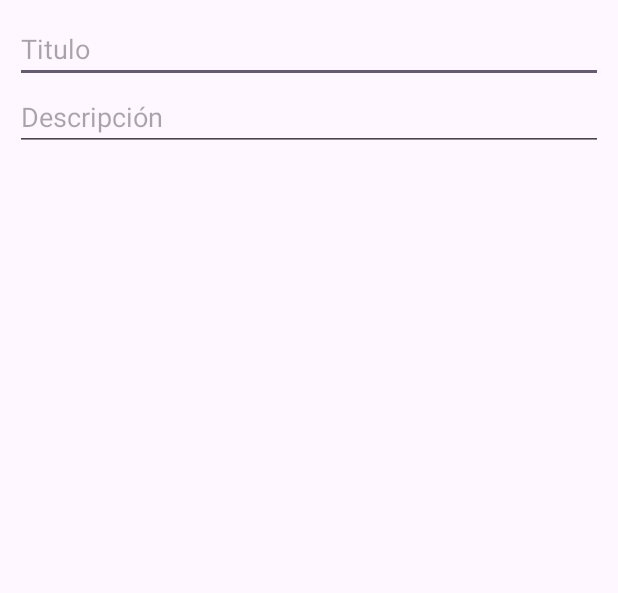
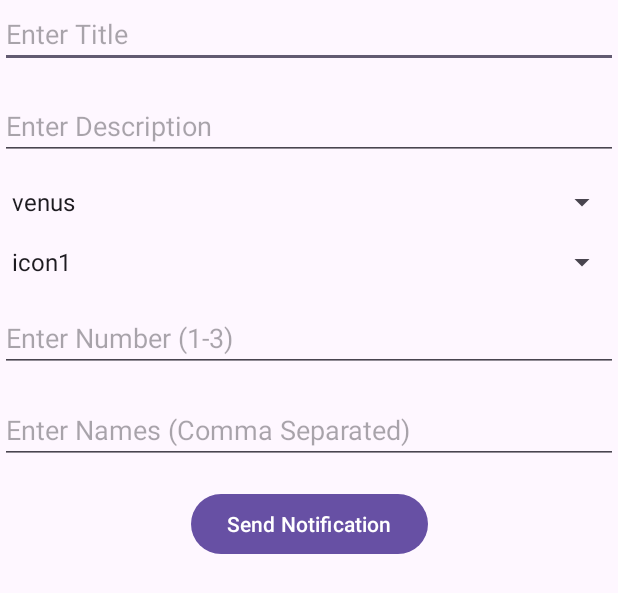
Before and after one commit to midex882/2TDAM_ESCALON_PRADA_JOSEM_NOTIFICACIONES, an Android app: the layout ejercicio_3.xml on its own in the app's theme, with its tools: preview values and no code run, on a phone screen of 412 x 824 dp. Shown: the top 593 px of the screen. Run offline under Robolectric (Android 15) with nearby library versions, the phone set to English and light mode, and no system bars.

Commit message:
added exercise 3. Manu perdoname porfa

```diff
--- a/app/src/main/AndroidManifest.xml
+++ b/app/src/main/AndroidManifest.xml
@@ -32,6 +32,11 @@
             android:exported="false">
 
         </activity>
+        <activity
+            android:name=".Ejercicio3"
+            android:exported="false">
+
+        </activity>
     </application>
 
 </manifest>
--- a/app/src/main/java/com/example/seminario_3_pmdm/MainActivity.kt
+++ b/app/src/main/java/com/example/seminario_3_pmdm/MainActivity.kt
@@ -13,6 +13,7 @@ class MainActivity : AppCompatActivity() {
 
         val button = findViewById<Button>(R.id.button)
         val button2 = findViewById<Button>(R.id.button2)
+        val button3 = findViewById<Button>(R.id.button3)
 
         button.setOnClickListener {
             var intent = Intent(this, Ejercicio1::class.java)
@@ -24,6 +25,11 @@ class MainActivity : AppCompatActivity() {
             startActivity(intent)
         }
 
+        button3.setOnClickListener {
+            var intent = Intent(this, Ejercicio3::class.java)
+            startActivity(intent)
+        }
+
 
     }
 }
--- a/app/src/main/res/layout/ejercicio_3.xml
+++ b/app/src/main/res/layout/ejercicio_3.xml
@@ -1,29 +1,81 @@
-<?xml version="1.0" encoding="utf-8"?>
-<androidx.constraintlayout.widget.ConstraintLayout xmlns:android="http://schemas.android.com/apk/res/android"
+<!-- ejercicio_3.xml -->
+
+<androidx.constraintlayout.widget.ConstraintLayout
+    xmlns:android="http://schemas.android.com/apk/res/android"
+    xmlns:app="http://schemas.android.com/apk/res-auto"
+    xmlns:tools="http://schemas.android.com/tools"
     android:layout_width="match_parent"
     android:layout_height="match_parent"
-    xmlns:app="http://schemas.android.com/apk/res-auto"
-    android:padding="10dp"
-    android:paddingTop="30dp">
+    tools:context=".Ejercicio3">
 
+    <EditText
+        android:id="@+id/editTextTitle"
+        android:layout_width="0dp"
+        android:layout_height="wrap_content"
+        android:hint="Enter Title"
+        app:layout_constraintEnd_toEndOf="parent"
+        app:layout_constraintStart_toStartOf="parent"
+        app:layout_constraintTop_toTopOf="parent" />
 
+    <EditText
+        android:id="@+id/editTextDescription"
+        android:layout_width="0dp"
+        android:layout_height="wrap_content"
+        android:layout_marginTop="16dp"
+        android:hint="Enter Description"
+        app:layout_constraintEnd_toEndOf="parent"
+        app:layout_constraintStart_toStartOf="parent"
+        app:layout_constraintTop_toBottomOf="@+id/editTextTitle" />
 
+    <Spinner
+        android:id="@+id/spinnerPlanet"
+        android:layout_width="0dp"
+        android:layout_height="wrap_content"
+        android:layout_marginTop="16dp"
+        app:layout_constraintEnd_toEndOf="parent"
+        app:layout_constraintStart_toStartOf="parent"
+        app:layout_constraintTop_toBottomOf="@+id/editTextDescription"
+        android:entries="@array/planet_options" />
 
-    <com.google.android.material.textfield.TextInputEditText
-        app:layout_constraintTop_toTopOf="parent"
+    <Spinner
+        android:id="@+id/spinnerIcon"
+        android:layout_width="0dp"
+        android:layout_height="wrap_content"
+        android:layout_marginTop="16dp"
+        app:layout_constraintEnd_toEndOf="parent"
         app:layout_constraintStart_toStartOf="parent"
-        android:id="@+id/titulo"
-        android:layout_width="match_parent"
-        android:hint="Titulo"
-            android:layout_height="wrap_content"></com.google.android.material.textfield.TextInputEditText>
+        app:layout_constraintTop_toBottomOf="@+id/spinnerPlanet"
+        android:entries="@array/icon_options"/>
 
-    <com.google.android.material.textfield.TextInputEditText
-        app:layout_constraintTop_toBottomOf="@id/titulo"
+    <EditText
+        android:id="@+id/editTextNumber"
+        android:layout_width="0dp"
+        android:layout_height="wrap_content"
+        android:layout_marginTop="16dp"
+        android:hint="Enter Number (1-3)"
+        android:inputType="number"
+        app:layout_constraintEnd_toEndOf="parent"
         app:layout_constraintStart_toStartOf="parent"
-        android:id="@+id/texto"
-        android:layout_width="match_parent"
-        android:hint="Descripción"
-        android:layout_height="wrap_content"></com.google.android.material.textfield.TextInputEditText>
+        app:layout_constraintTop_toBottomOf="@+id/spinnerIcon" />
 
+    <EditText
+        android:id="@+id/editTextNames"
+        android:layout_width="0dp"
+        android:layout_height="wrap_content"
+        android:layout_marginTop="16dp"
+        android:hint="Enter Names (Comma Separated)"
+        app:layout_constraintEnd_toEndOf="parent"
+        app:layout_constraintStart_toStartOf="parent"
+        app:layout_constraintTop_toBottomOf="@+id/editTextNumber" />
+
+    <Button
+        android:id="@+id/buttonSend"
+        android:layout_width="wrap_content"
+        android:layout_height="wrap_content"
+        android:layout_marginTop="16dp"
+        android:text="Send Notification"
+        app:layout_constraintEnd_toEndOf="parent"
+        app:layout_constraintStart_toStartOf="parent"
+        app:layout_constraintTop_toBottomOf="@+id/editTextNames" />
 
 </androidx.constraintlayout.widget.ConstraintLayout>
--- /dev/null
+++ b/app/src/main/res/values/arrays.xml
@@ -0,0 +1,10 @@
+<?xml version="1.0" encoding="utf-8"?>
+<!-- res/values/arrays.xml -->
+
+<resources>
+    <string-array name="planet_options">
+        <item>venus</item>
+        <item>mars</item>
+        <item>earth</item>
+    </string-array>
+</resources>
--- /dev/null
+++ b/app/src/main/res/values/icon_arrays.xml
@@ -0,0 +1,10 @@
+<?xml version="1.0" encoding="utf-8"?>
+<!-- res/values/icon_arrays.xml -->
+
+<resources>
+    <string-array name="icon_options">
+        <item>icon1</item>
+        <item>icon2</item>
+        <item>icon3</item>
+    </string-array>
+</resources>
```
Also changed, not shown: app/src/main/java/com/example/seminario_3_pmdm/Ejercicio3.kt (added, +115 -0 lines), app/src/main/res/layout/activity_main.xml (+11 -0 lines), app/src/main/res/drawable/earth.jpg (added), app/src/main/res/drawable/mars.jpg (added), app/src/main/res/drawable/venus.png (added).
